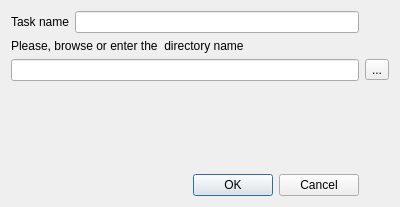
This is GUI/Dialogs4/DirNameDialog.ui in gemshub/GEMSGUI as Qt 5 draws it before an edit. The edited form follows.
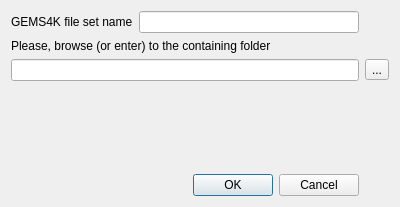
This is the edited form.

What changed in the file:
```diff
--- a/GUI/Dialogs4/DirNameDialog.ui
+++ b/GUI/Dialogs4/DirNameDialog.ui
@@ -17,7 +17,7 @@
    <item row="0" column="0">
     <widget class="QLabel" name="label">
      <property name="text">
-      <string>Task name</string>
+      <string>GEMS4K file set name</string>
      </property>
     </widget>
    </item>
@@ -27,7 +27,7 @@
    <item row="1" column="0" colspan="3">
     <widget class="QLabel" name="label_2">
      <property name="text">
-      <string>Please, browse or enter the  directory name</string>
+      <string>Please, browse (or enter) to the containing folder</string>
      </property>
     </widget>
    </item>
```
